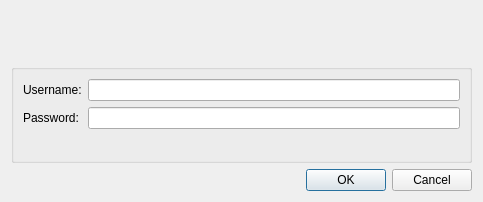
Old version of the form FWAdminLib/SuperAdminPasswordCheck.ui in the repository fw-dev/translations.
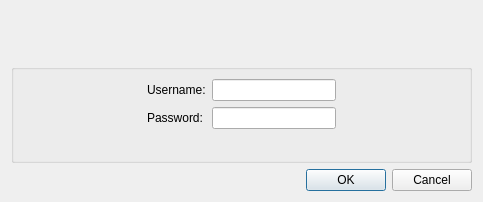
New version of the form.

Patch:
```diff
--- a/FWAdminLib/SuperAdminPasswordCheck.ui
+++ b/FWAdminLib/SuperAdminPasswordCheck.ui
@@ -10,17 +10,8 @@
     <height>202</height>
    </rect>
   </property>
-  <property name="sizePolicy">
-   <sizepolicy hsizetype="Fixed" vsizetype="Preferred">
-    <horstretch>0</horstretch>
-    <verstretch>0</verstretch>
-   </sizepolicy>
-  </property>
-  <property name="minimumSize">
-   <size>
-    <width>410</width>
-    <height>0</height>
-   </size>
+  <property name="modal">
+   <bool>true</bool>
   </property>
   <layout class="QVBoxLayout" name="verticalLayout">
    <item>
@@ -34,31 +25,83 @@
     <widget class="QGroupBox" name="credentialsBox">
      <layout class="QVBoxLayout" name="verticalLayout_2">
       <item>
-       <layout class="QFormLayout" name="formLayout">
-        <item row="0" column="0">
+       <layout class="QGridLayout" name="gridLayout">
+        <item row="1" column="1">
+         <widget class="QLabel" name="passwordLabel">
+          <property name="text">
+           <string>Password:</string>
+          </property>
+         </widget>
+        </item>
+        <item row="0" column="1">
          <widget class="QLabel" name="usernameLabel">
           <property name="text">
            <string>Username:</string>
           </property>
          </widget>
         </item>
-        <item row="0" column="1">
+        <item row="0" column="2">
          <widget class="QLineEdit" name="usernameEdit"/>
         </item>
-        <item row="1" column="0">
-         <widget class="QLabel" name="passwordLabel">
-          <property name="text">
-           <string>Password:</string>
+        <item row="0" column="0">
+         <spacer name="horizontalSpacer">
+          <property name="orientation">
+           <enum>Qt::Horizontal</enum>
           </property>
-         </widget>
+          <property name="sizeHint" stdset="0">
+           <size>
+            <width>40</width>
+            <height>20</height>
+           </size>
+          </property>
+         </spacer>
         </item>
-        <item row="1" column="1">
+        <item row="1" column="2">
          <widget class="QLineEdit" name="passwordEdit">
           <property name="echoMode">
            <enum>QLineEdit::Password</enum>
           </property>
          </widget>
         </item>
+        <item row="1" column="0">
+         <spacer name="horizontalSpacer_2">
+          <property name="orientation">
+           <enum>Qt::Horizontal</enum>
+          </property>
+          <property name="sizeHint" stdset="0">
+           <size>
+            <width>40</width>
+            <height>20</height>
+           </size>
+          </property>
+         </spacer>
+        </item>
+        <item row="0" column="3">
+         <spacer name="horizontalSpacer_3">
+          <property name="orientation">
+           <enum>Qt::Horizontal</enum>
+          </property>
+          <property name="sizeHint" stdset="0">
+           <size>
+            <width>40</width>
+            <height>20</height>
+           </size>
+          </property>
+         </spacer>
+        </item>
+        <item row="1" column="3">
+         <spacer name="horizontalSpacer_4">
+          <property name="orientation">
+           <enum>Qt::Horizontal</enum>
+          </property>
+          <property name="sizeHint" stdset="0">
+           <size>
+            <width>40</width>
+            <height>20</height>
+           </size>
+          </property>
+         </spacer>
+        </item>
        </layout>
       </item>
       <item>
```
Left out of the diff: 5 changed lines with no effect on the pictures.
